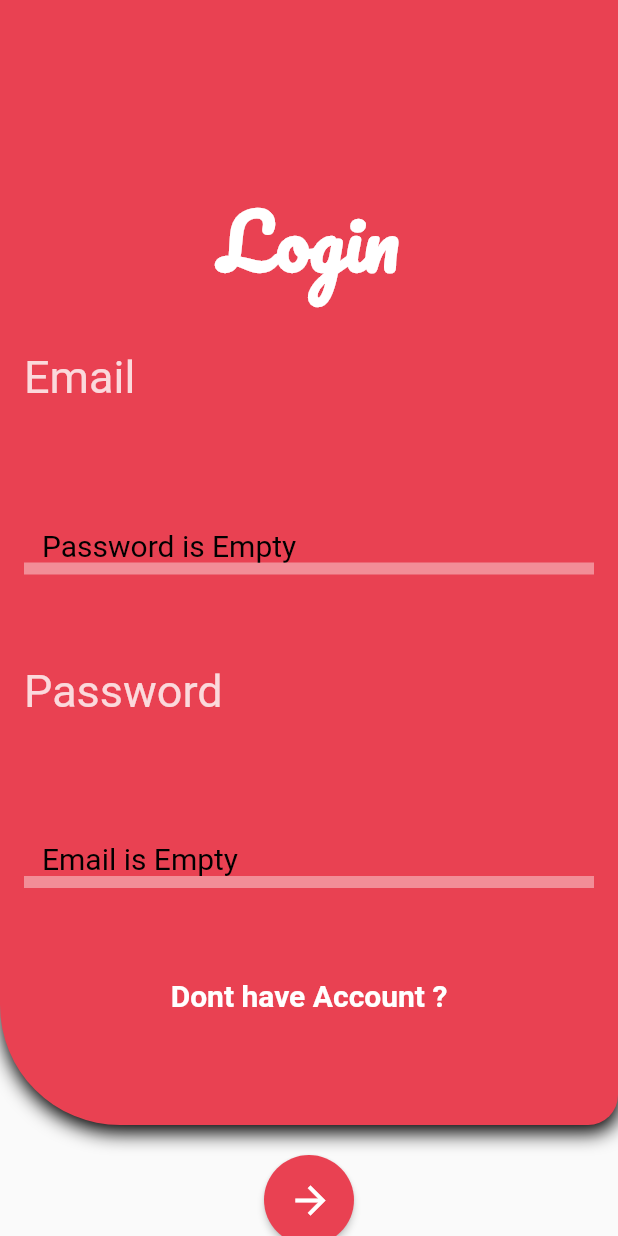
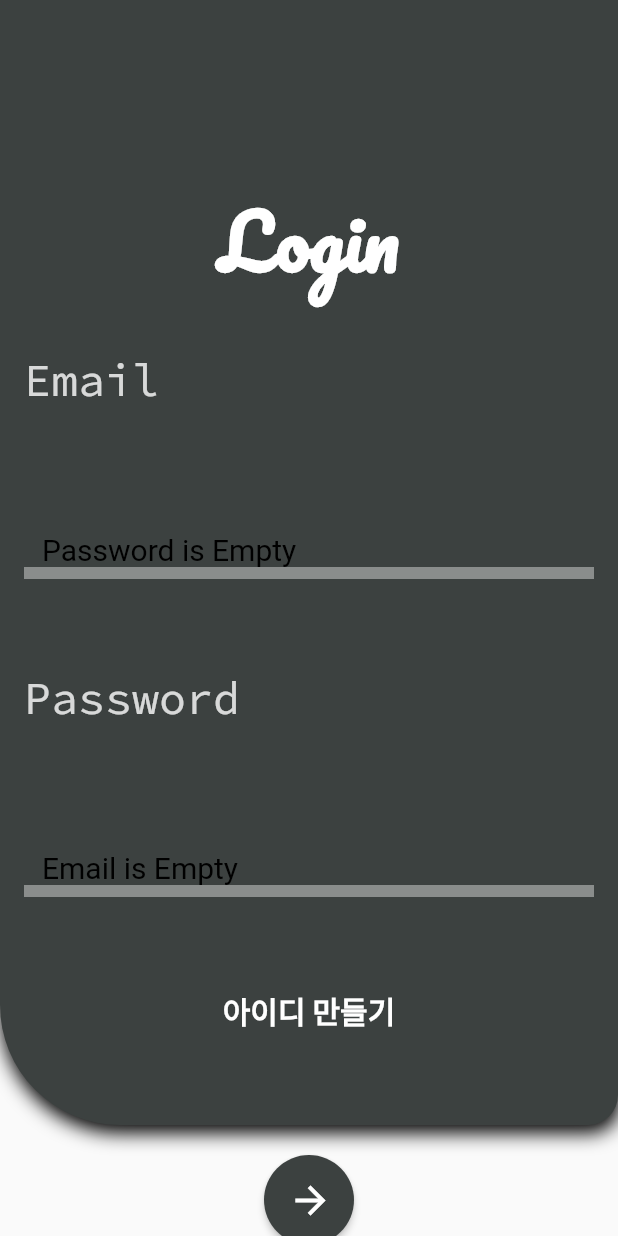
Before and after one commit to simjeongsoo/spring-flutter, a Flutter app: the screen it shows after launch, after a tap on the "arrow forward" icon, on a phone screen of 412 x 824 dp. Run offline on Flutter 3.47's test engine with Material 2 defaults, Android fonts, the phone set to English and light mode, and no system bars; our stand-ins replace geolocator, google_fonts, google_maps_flutter, shared_preferences; missing offline and left inert: custom_info_window, flutter_polyline_points.

Commit message:
login screen

```diff
--- a/test_flutter_app/lib/Screens/login.dart
+++ b/test_flutter_app/lib/Screens/login.dart
@@ -6,8 +6,8 @@ import 'package:google_fonts/google_fonts.dart';
 import 'package:http/http.dart' as http;
 import 'package:test_flutter_app/Screens/dashboard.dart';
 import 'package:test_flutter_app/Screens/register.dart';
-import 'package:test_flutter_app/Model/user.dart';
 import 'package:test_flutter_app/Screens/employeeDrawer.dart';
+import 'package:test_flutter_app/Service/login_service.dart';
 
 class Login extends StatefulWidget {
   Login({Key key}) : super(key: key);
@@ -17,25 +17,10 @@ class Login extends StatefulWidget {
 }
 
 class _LoginState extends State<Login> {
-  final _formKey = GlobalKey<FormState>();
-  User user = User("", "");
-  // static String urlstr = "http://localhost:8081/login";
-  static String urlstr = "http://10.0.2.2:8081/login";
-  var url = Uri.parse(urlstr);
 
-  Future save() async {
-    var res = await http.post(url,
-        headers: {'Content-Type': 'application/json'},
-        body: json.encode({'email': user.email, 'password': user.password}));
-    print(res.body);
-    if (res.body != null) {
-      Navigator.push(
-          context,
-          MaterialPageRoute(
-            builder: (context) => employeeDrawer(),
-          ));
-    }
-  }
+  final _emailController = TextEditingController(); // 이메일 입력폼 컨트롤러
+  final _passwordController = TextEditingController(); // 패스워드 입력 폼 컨트롤러
+  final _formKey = GlobalKey<FormState>(); // key
 
   @override
   Widget build(BuildContext context) {
@@ -49,7 +34,7 @@ class _LoginState extends State<Login> {
                   height: 750,
                   width: MediaQuery.of(context).size.width,
                   decoration: BoxDecoration(
-                    color: Color.fromRGBO(233, 65, 82, 1),
+                    color: Color.fromRGBO(60, 65, 64, 1),
                     boxShadow: [
                       BoxShadow(
                           blurRadius: 10,
@@ -81,7 +66,7 @@ class _LoginState extends State<Login> {
                           alignment: Alignment.topLeft,
                           child: Text(
                             "Email",
-                            style: GoogleFonts.roboto(
+                            style: GoogleFonts.sourceCodePro(
                               // fontWeight: FontWeight.bold,
                               fontSize: 30,
                               color: Color.fromRGBO(255, 255, 255, 0.8),
@@ -89,9 +74,11 @@ class _LoginState extends State<Login> {
                           ),
                         ),
                         TextFormField(
-                          controller: TextEditingController(text: user.email),
+                          // controller: TextEditingController(text: user.email),
+                          controller: _emailController,
                           onChanged: (val) {
-                            user.email = val;
+                            // user.email = val;
+                            print(val);
                           },
                           validator: (value) {
                             if (value.isEmpty) {
@@ -117,7 +104,7 @@ class _LoginState extends State<Login> {
                           alignment: Alignment.topLeft,
                           child: Text(
                             "Password",
-                            style: GoogleFonts.roboto(
+                            style: GoogleFonts.sourceCodePro(
                               // fontWeight: FontWeight.bold,
                               fontSize: 30,
                               color: Color.fromRGBO(255, 255, 255, 0.8),
@@ -126,10 +113,11 @@ class _LoginState extends State<Login> {
                         ),
                         TextFormField(
                           obscureText: true,
-                          controller:
-                          TextEditingController(text: user.password),
+                          // controller: TextEditingController(text: user.password),
+                          controller: _passwordController,
                           onChanged: (val) {
-                            user.password = val;
+                            // user.password = val;
+                            print(val);
                           },
                           validator: (value) {
                             if (value.isEmpty) {
@@ -160,8 +148,8 @@ class _LoginState extends State<Login> {
                                       builder: (context) => Register()));
                             },
                             child: Text(
-                              "Dont have Account ?",
-                              style: GoogleFonts.roboto(
+                              "아이디 만들기",
+                              style: GoogleFonts.anton(
                                   fontWeight: FontWeight.bold,
                                   fontSize: 20,
                                   color: Colors.white),
@@ -180,14 +168,21 @@ class _LoginState extends State<Login> {
                   width: 60,
                   child: ElevatedButton(
                     style: TextButton.styleFrom(
-                      backgroundColor: const Color.fromRGBO(233, 65, 82, 1),
+                      backgroundColor: const Color.fromRGBO(60, 65, 64, 1),
                       shape: RoundedRectangleBorder(
                         borderRadius: BorderRadius.circular(50)
                       )
                     ),
                       onPressed: () {
                         if (_formKey.currentState.validate()) {
-                          save();
+                          // save();
+                          final selectedWidget = context.findAncestorWidgetOfExactType<Login>();
+                          loginUser(context,_emailController.text, _passwordController.text);
+                          if(selectedWidget != null){
+                            print("dasdf");
+                          }else{
+                            print('null???');
+                          }
                         }
                       },
                       child: Icon(
```
